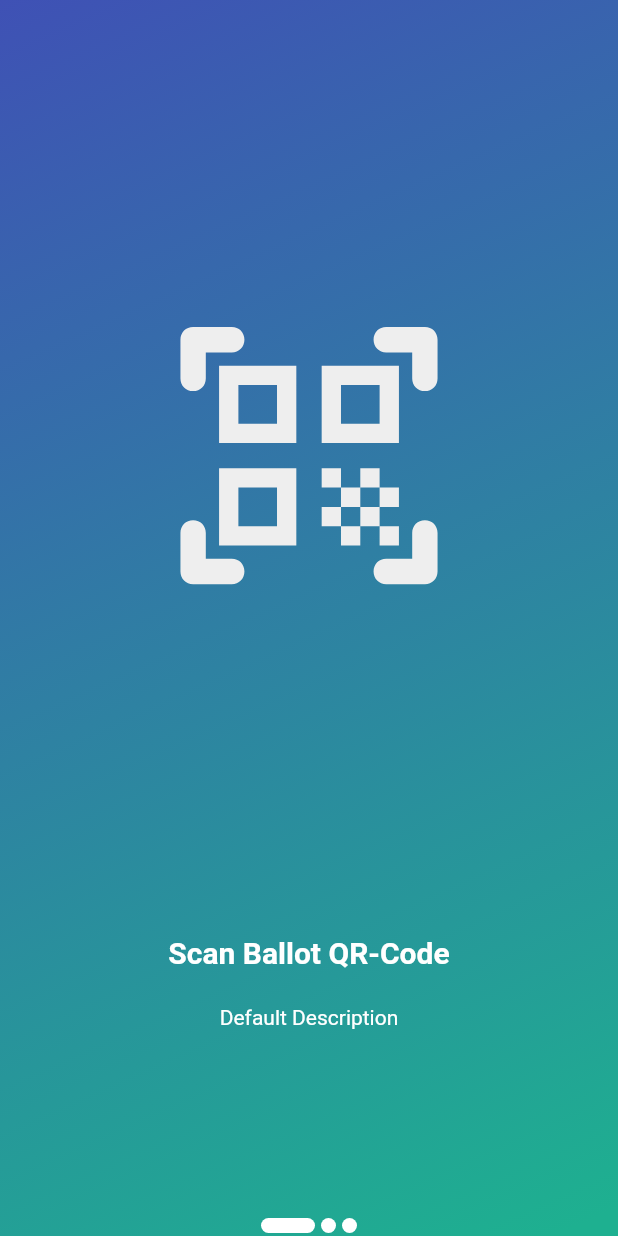
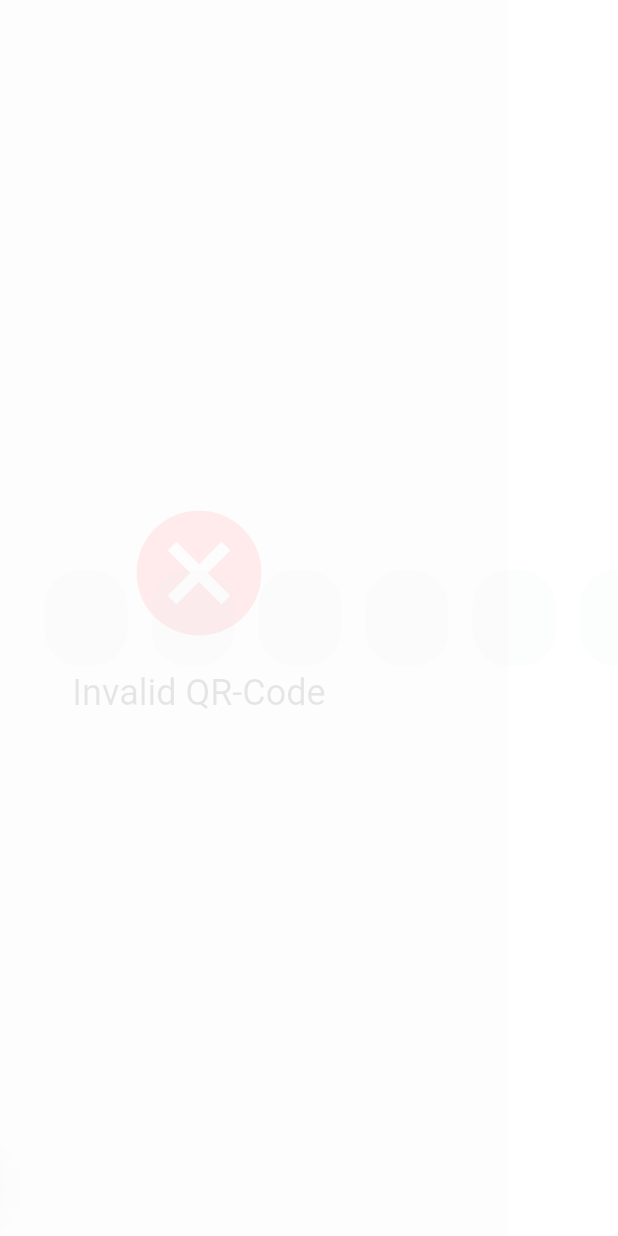
Before and after one commit to Akongstad/Mobile-Voting-Verifier, a Flutter app: the QrScannerPage screen opened directly, after a tap on the "cancel" icon, on a phone screen of 412 x 824 dp. Run offline on Flutter 3.47's test engine with Material 2 defaults, Android fonts, the phone set to English and light mode, and no system bars; drawn by our look-alikes of pinput; our stand-ins replace google_fonts; missing offline and left inert: dart:ffi, mobile_scanner.

Commit message:
- Create post login signature - Add totp screen

```diff
--- a/lib/models/second_device_login_response.dart
+++ b/lib/models/second_device_login_response.dart
@@ -29,4 +29,5 @@ class SecondDeviceLoginResponse {
     required this.title,
     required this.token,
   });
+
 }
--- a/lib/screens/home.dart
+++ b/lib/screens/home.dart
@@ -1,6 +1,6 @@
 import 'package:flutter/cupertino.dart';
 import 'package:flutter/material.dart';
-
+//The home page containing the page catalog
 class HomePage extends StatefulWidget {
   const HomePage({super.key, required this.title});
   final String title;
--- a/lib/screens/qr_scanner.dart
+++ b/lib/screens/qr_scanner.dart
@@ -1,8 +1,8 @@
 import 'package:flutter/material.dart';
 import 'package:mobile_scanner/mobile_scanner.dart';
-import 'package:mobile_voting_verifier/screens/totp_screen.dart';
+import 'package:mobile_voting_verifier/screens/scan_validation_screen.dart';
 import 'package:mobile_voting_verifier/widgets/qr_scanner_overlay.dart';
-
+//Page with qr-scanner
 class QrScannerPage extends StatefulWidget {
   const QrScannerPage({super.key});
 
@@ -23,7 +23,7 @@ class _QrScannerPageState extends State<QrScannerPage> {
             } else {
               final String code = barcode.rawValue!;
               debugPrint('Barcode found! $code');
-              Navigator.of(context).push(MaterialPageRoute(builder: (context) =>  TotpScreen(qrData: code)));
+              Navigator.of(context).push(MaterialPageRoute(builder: (context) =>  ScanValidationScreen(qrData: code)));
             }
           }),
           QRScannerOverlay(overlayColour: Colors.black.withOpacity(0.1))
@@ -34,11 +34,11 @@ class _QrScannerPageState extends State<QrScannerPage> {
         tooltip: 'cancel',
         onPressed: () {
           //Production
-          Navigator.pop(context);
+          //Navigator.pop(context);
 
           //Development using emulator:
           //TODO change before push
-          //Navigator.of(context).push(MaterialPageRoute(builder: (context) => const TotpScreen(qrData: "")));
+          Navigator.of(context).push(MaterialPageRoute(builder: (context) => const ScanValidationScreen(qrData: "")));
         },
         backgroundColor: Colors.white,
         splashColor: Colors.grey,
--- a/lib/screens/totp_screen.dart
+++ b/lib/screens/scan_validation_screen.dart
@@ -1,22 +1,27 @@
+import 'dart:async';
 import 'package:flutter/material.dart';
+import 'package:mobile_voting_verifier/screens/totp_form_screen.dart';
 import 'package:mobile_voting_verifier/utilities/qr_utilities.dart';
 import 'package:mobile_voting_verifier/widgets/logo.dart';
 
-class TotpScreen extends StatefulWidget {
-  const TotpScreen({super.key, required this.qrData});
+class ScanValidationScreen extends StatelessWidget {
+  const ScanValidationScreen({super.key, required this.qrData});
 
   final String qrData;
 
   @override
-  State<StatefulWidget> createState() => _TotpState();
-}
-
-class _TotpState extends State<TotpScreen> {
-  @override
   Widget build(BuildContext context) {
     final bool isSmallScreen = MediaQuery.of(context).size.width < 600;
-    final valid = isValid(widget.qrData);
-    final scanParams = valid ? getParameters(widget.qrData) : {};
+    final valid = isValid(qrData);
+    final scanParams = valid ? getParameters(qrData) : {"":""};
+    Timer(const Duration(seconds: 1), () {
+      //TODO uncomment for production
+      /*if (valid){
+        Navigator.push(context, MaterialPageRoute(builder: (context) => TOTPScreen(scanParams: scanParams)));
+      }*/
+      //Development:
+      Navigator.push(context, MaterialPageRoute(builder: (context) => TOTPScreen(scanParams: scanParams)));
+    });
     //TODO extact to individual widgets
     return Scaffold(
       body: valid //QR code is valid
@@ -29,9 +34,6 @@ class _TotpState extends State<TotpScreen> {
                           validQr: valid,
                         ),
                         //_FormContent(),
-                        Text("c: ${scanParams['c']}"),
-                        Text("vid: ${scanParams['vid']}"),
-                        Text("nonce: ${scanParams['nonce']}"),
                       ],
                     )
                   : Container(
--- /dev/null
+++ b/lib/screens/totp_form_screen.dart
@@ -0,0 +1,91 @@
+import 'package:flutter/material.dart';
+import 'package:google_fonts/google_fonts.dart';
+import 'package:mobile_voting_verifier/models/second_device_login.dart';
+import 'package:mobile_voting_verifier/repositories/post_login_request.dart';
+import 'package:mobile_voting_verifier/utilities/api_calls.dart';
+import 'package:pinput/pinput.dart';
+//Inspiration: https://github.com/Tkko/Flutter_Pinput/blob/master/example/lib/demo/pinput_templates/rounded_with_shadow.dart
+//Screen with TOTP validation form.
+class TOTPScreen extends StatefulWidget {
+  const TOTPScreen({Key? key, required this.scanParams}) : super(key: key);
+  final Map<String, String> scanParams;
+
+  @override
+  State<TOTPScreen> createState() => _TOTPScreenState();
+}
+
+class _TOTPScreenState extends State<TOTPScreen> {
+  final controller = TextEditingController();
+  final focusNode = FocusNode();
+
+  //Dispose after controller and focusNode after use
+  @override
+  void dispose() {
+    controller.dispose();
+    focusNode.dispose();
+    super.dispose();
+  }
+
+  @override
+  Widget build(BuildContext context) {
+    final defaultPinTheme = PinTheme(
+      width: 60,
+      height: 64,
+      textStyle: GoogleFonts.poppins(
+        fontSize: 20,
+        color: const Color.fromRGBO(70, 69, 66, 1),
+      ),
+      decoration: BoxDecoration(
+        color: const Color.fromRGBO(232, 235, 241, 0.37),
+        borderRadius: BorderRadius.circular(24),
+      ),
+    );
+
+    //Cursor below input boxes
+    final cursor = Align(
+      alignment: Alignment.bottomCenter,
+      child: Container(
+        width: 21,
+        height: 1,
+        margin: const EdgeInsets.only(bottom: 12),
+        decoration: BoxDecoration(
+          color: const Color.fromRGBO(137, 146, 160, 1),
+          borderRadius: BorderRadius.circular(8),
+        ),
+      ),
+    );
+
+    return Pinput(
+      length: 6,
+      validator: (pin) {
+        //vid, nonce, pw
+        var loginResponse = login(widget.scanParams['vid']!, widget.scanParams['nonce']!, pin!);
+        return throw UnimplementedError();
+      },
+      pinputAutovalidateMode: PinputAutovalidateMode.onSubmit,
+      controller: controller,
+      focusNode: focusNode,
+      defaultPinTheme: defaultPinTheme,
+      separator: const SizedBox(width: 16),
+      focusedPinTheme: defaultPinTheme.copyWith(
+        decoration: BoxDecoration(
+          color: Colors.white,
+          borderRadius: BorderRadius.circular(8),
+          boxShadow: const [
+            BoxShadow(
+              color: Color.fromRGBO(0, 0, 0, 0.05999999865889549),
+              offset: Offset(0, 3),
+              blurRadius: 16,
+            )
+          ],
+        ),
+      ),
+      // onClipboardFound: (value) {
+      //   debugPrint('onClipboardFound: $value');
+      //   controller.setText(value);
+      // },
+      showCursor: true,
+      cursor: cursor,
+    );
+  }
+}
--- /dev/null
+++ b/lib/utilities/api_calls.dart
@@ -0,0 +1,6 @@
+import 'package:mobile_voting_verifier/models/second_device_login.dart';
+import 'package:mobile_voting_verifier/models/second_device_login_response.dart';
+
+Future<SecondDeviceLoginResponse> loginRequest(SecondDeviceLogin secondDeviceLogin){
+  return throw UnimplementedError();
+}
--- a/lib/utilities/qr_utilities.dart
+++ b/lib/utilities/qr_utilities.dart
@@ -32,8 +32,7 @@ bool isValid(String qr)  {
   var qrArr = qr.split(regex);
 
   //Extract values
-  if (qrArr.length != 4) return false;
-  else return true;
+  return !(qrArr.length != 4);
 }
 Map<String, String> getParameters(String qr)  {
   //Split qr on parametar values.
--- a/lib/widgets/custom_material_page_route.dart
+++ b/lib/widgets/custom_material_page_route.dart
@@ -1,3 +1,5 @@
+// Custom route, that changes the transition animation of
+// MaterialPageRoute when using navigator
 import 'package:flutter/material.dart';
 
 class CustomRoute<T> extends MaterialPageRoute<T> {
--- a/pubspec.yaml
+++ b/pubspec.yaml
@@ -39,6 +39,8 @@ dependencies:
   mobile_scanner: ^2.1.0
   concentric_transition: ^1.0.3
   url_launcher: ^6.1.9
+  pinput: ^2.2.31
+  google_fonts: ^4.0.3
 
 dev_dependencies:
   flutter_test:
```
Also changed, not shown: lib/models/second_device_login.dart (+13 -0 lines), lib/repositories/post_login_request.dart (added, +24 -0 lines), pubspec.lock.
